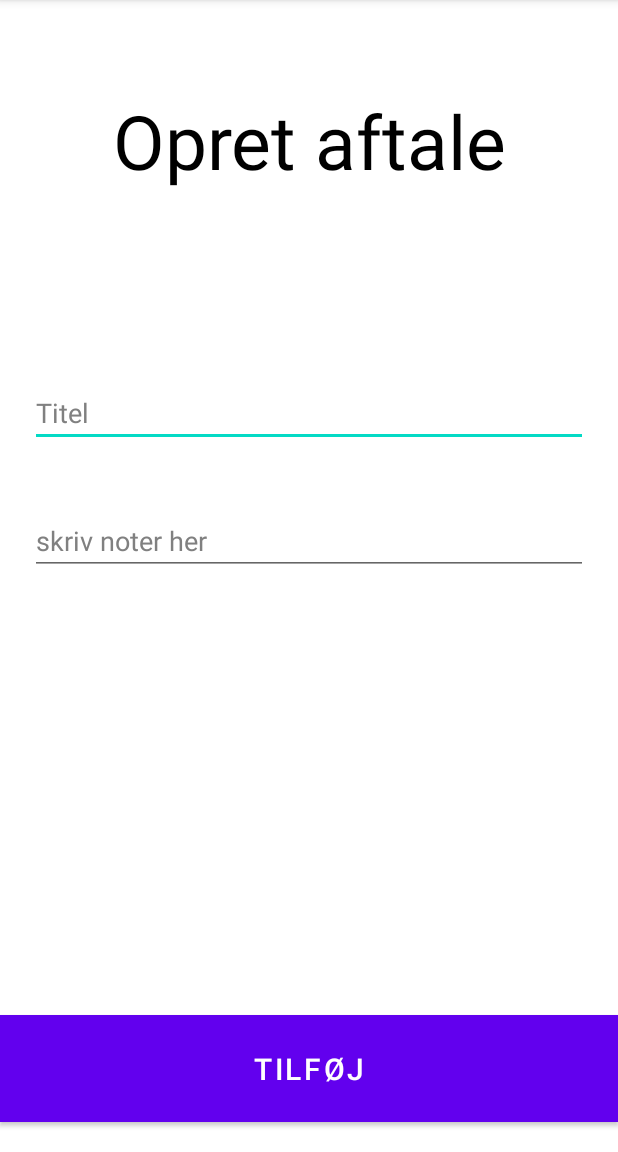
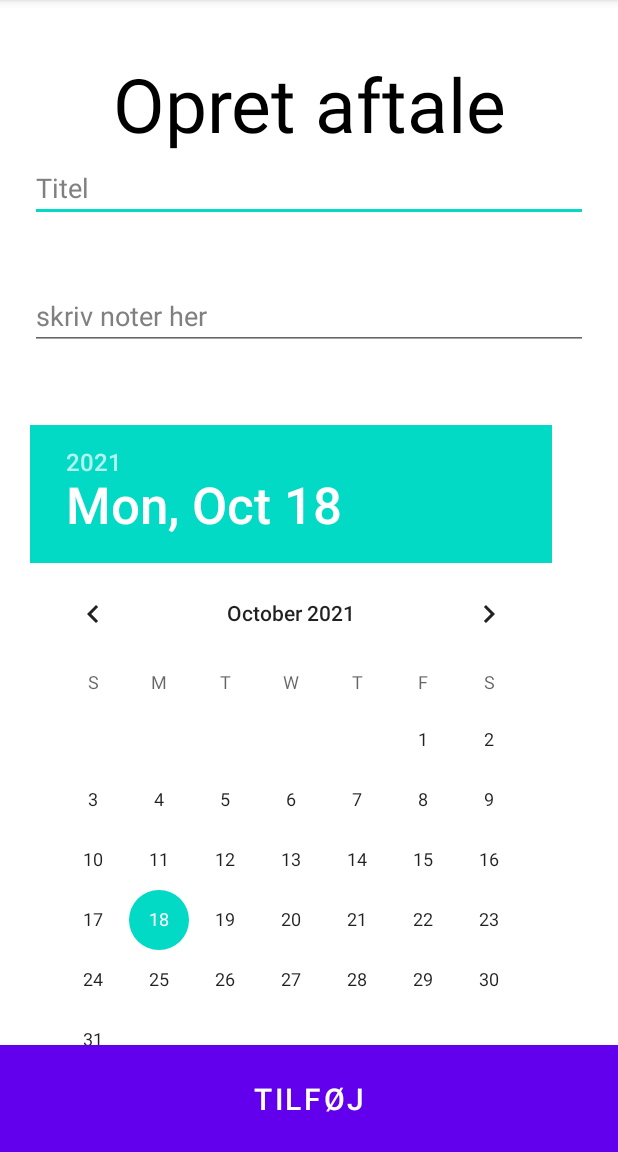
Before and after one commit to guttesentheodor/CalendarApp, an Android app: the screen it shows after launch (MakeAppointmentActivity), after a tap on "CalendarApp", on a phone screen of 412 x 824 dp, the part 84-1236 px from its top. Run offline under Robolectric (Android 15) with nearby library versions, the phone set to English and light mode, and no system bars.

Commit message:
appointments sorted by date

```diff
--- a/app/src/main/java/com/example/calendarapp/Appointment.kt
+++ b/app/src/main/java/com/example/calendarapp/Appointment.kt
@@ -2,4 +2,4 @@ package com.example.calendarapp
 
 import java.time.LocalDate
 
-data class Appointment(var appointmentTitle : String, var appointmentNote : String, var appointmentDate : LocalDate)
+data class Appointment(var id : Int, var appointmentTitle : String, var appointmentNote : String, var appointmentDate : LocalDate)
--- a/app/src/main/java/com/example/calendarapp/CalendarActivity.kt
+++ b/app/src/main/java/com/example/calendarapp/CalendarActivity.kt
@@ -1,6 +1,7 @@
 package com.example.calendarapp
 
 import android.content.Intent
+import android.database.Cursor
 import android.os.Build
 import androidx.appcompat.app.AppCompatActivity
 import android.os.Bundle
@@ -20,6 +21,7 @@ class CalendarActivity : AppCompatActivity() {
         binding = ActivityCalendarBinding.inflate(layoutInflater)
         setContentView(binding.root)
 
+        /*
         val appointmentTitles = arrayOf(
             "Vagt Vandtårnsvej",
             "Vagt Hedehusene",
@@ -40,20 +42,21 @@ class CalendarActivity : AppCompatActivity() {
             LocalDate.parse("16-10-2021",formatter),
             LocalDate.parse("17-10-2021",formatter)
         )
-
-        appointmentArrayList = ArrayList()
-        for(i in appointmentTitles.indices){
-            val appointment = Appointment(appointmentTitles[i],appointmentNotes[i],appointmentDates[i])
+        */
+        appointmentArrayList = getItemsList()
+        sortListByDate(appointmentArrayList)
+        /*for(i in appointmentArrayList.indices){
+            val appointment = Appointment(appointmentArrayList[i].id,appointmentArrayList[i].appointmentTitle,appointmentArrayList[i].appointmentNote,appointmentArrayList[i].appointmentDate)
             appointmentArrayList.add(appointment)
-        }
+        }*/
 
         binding.listview.isClickable = true
         binding.listview.adapter = ListAdapter(this, appointmentArrayList)
         binding.listview.setOnItemClickListener {
             parent, view, position, id->
-            val appointmentTitle = appointmentTitles[position]
-            val appointmentNote = appointmentNotes[position]
-            val appointmentDate = appointmentDates[position]
+            val appointmentTitle = appointmentArrayList[position].appointmentTitle
+            val appointmentNote = appointmentArrayList[position].appointmentNote
+            val appointmentDate = appointmentArrayList[position].appointmentDate
 
             val i = Intent(this,AppointmentActivity::class.java)
             i.putExtra("title", appointmentTitle)
@@ -68,4 +71,21 @@ class CalendarActivity : AppCompatActivity() {
             startActivity(i)
         }
     }
+    @RequiresApi(Build.VERSION_CODES.O)
+    private fun getItemsList(): ArrayList<Appointment> {
+        //creating the instance of DatabaseHandler class
+        val databaseHandler: DatabaseHandler = DatabaseHandler(this)
+        //calling the viewEmployee method of DatabaseHandler class to read the records
+        var appointmentList: ArrayList<Appointment> = databaseHandler.viewAppointment()
+
+
+        return  appointmentList
+    }
+
+    private fun sortListByDate(arrayList: ArrayList<Appointment>): ArrayList<Appointment> {
+        arrayList.sortBy{ it.appointmentDate }
+
+        return arrayList
+
+    }
 }
--- /dev/null
+++ b/app/src/main/java/com/example/calendarapp/DatabaseHandler.kt
@@ -0,0 +1,101 @@
+package com.example.calendarapp
+
+import android.annotation.SuppressLint
+import android.content.ContentValues
+import android.content.Context
+import android.database.Cursor
+import android.database.sqlite.SQLiteDatabase
+import android.database.sqlite.SQLiteException
+import android.database.sqlite.SQLiteOpenHelper
+import android.os.Build
+import androidx.annotation.RequiresApi
+import java.time.LocalDate
+import java.time.format.DateTimeFormatter
+
+//creating the database logic, extending the SQLiteOpenHelper base class
+class DatabaseHandler(context: Context) :
+    SQLiteOpenHelper(context, DATABASE_NAME, null, DATABASE_VERSION) {
+
+    companion object {
+        private val DATABASE_VERSION = 1
+        private val DATABASE_NAME = "AppointmentDatabase"
+
+        private val TABLE_CALENDAR = "AppointmentTable"
+
+        private val KEY_ID = "_id"
+        private val KEY_DATE = "date"
+        private val KEY_TITLE= "title"
+        private val KEY_NOTE = "note"
+    }
+
+    override fun onCreate(db: SQLiteDatabase?) {
+        //creating table with fields
+        val CREATE_CONTACTS_TABLE = ("CREATE TABLE " + TABLE_CALENDAR + "("
+                + KEY_ID + " INTEGER PRIMARY KEY," + KEY_DATE + " TEXT,"
+                + KEY_TITLE + " TEXT,"+ KEY_NOTE + " TEXT" + ")")
+        db?.execSQL(CREATE_CONTACTS_TABLE)
+    }
+
+    override fun onUpgrade(db: SQLiteDatabase?, oldVersion: Int, newVersion: Int) {
+        db!!.execSQL("DROP TABLE IF EXISTS $TABLE_CALENDAR")
+        onCreate(db)
+    }
+    fun addAppointment(appointment: Appointment): Long {
+        val db = this.writableDatabase
+
+        val contentValues = ContentValues()
+        contentValues.put(KEY_DATE, appointment.appointmentDate.toString()) // Appointment date
+        contentValues.put(KEY_TITLE, appointment.appointmentTitle) // Appointment title
+        contentValues.put(KEY_NOTE, appointment.appointmentNote) // Appointment note
+
+        // Inserting employee details using insert query.
+        val success = db.insert(TABLE_CALENDAR, null, contentValues)
+        //2nd argument is String containing nullColumnHack
+
+        db.close() // Closing database connection
+        return success
+    }
+    @SuppressLint("Range")
+    @RequiresApi(Build.VERSION_CODES.O)
+    fun viewAppointment(): ArrayList<Appointment> {
+
+        val appointmentList: ArrayList<Appointment> = ArrayList<Appointment>()
+
+        // Query to select all the records from the table.
+        val selectQuery = "SELECT  * FROM $TABLE_CALENDAR"
+
+        val db = this.readableDatabase
+        // Cursor is used to read the record one by one. Add them to data model class.
+        var cursor: Cursor? = null
+
+        try {
+            cursor = db.rawQuery(selectQuery, null)
+
+        } catch (e: SQLiteException) {
+            db.execSQL(selectQuery)
+            return ArrayList()
+        }
+
+        var id: Int
+        var date: String
+        var title: String
+        var note: String
+
+        if (cursor.moveToFirst()) {
+            do {
+                id = cursor.getInt(cursor.getColumnIndex(KEY_ID))
+                date = cursor.getString(cursor.getColumnIndex(KEY_DATE))
+                title = cursor.getString(cursor.getColumnIndex(KEY_TITLE))
+                note = cursor.getString(cursor.getColumnIndex(KEY_NOTE))
+
+
+                var formattedDate = LocalDate.parse(date)
+
+                val currAppointment = Appointment(id = id, appointmentDate = formattedDate, appointmentTitle = title, appointmentNote = note)
+                appointmentList.add(currAppointment)
+
+            } while (cursor.moveToNext())
+        }
+        return appointmentList
+    }
+}
--- a/app/src/main/java/com/example/calendarapp/MakeAppointmentActivity.kt
+++ b/app/src/main/java/com/example/calendarapp/MakeAppointmentActivity.kt
@@ -1,13 +1,58 @@
 package com.example.calendarapp
 
+import android.content.Intent
+import android.os.Build
 import androidx.appcompat.app.AppCompatActivity
 import android.os.Bundle
+import android.widget.Toast
+import androidx.annotation.RequiresApi
+import androidx.core.view.get
+import com.example.calendarapp.databinding.ActivityAppointmentBinding
+import com.example.calendarapp.databinding.ActivityMakeAppointmentBinding
+import java.text.SimpleDateFormat
+import java.time.LocalDate
+import java.time.format.DateTimeFormatter
+import java.util.*
 
 class MakeAppointmentActivity : AppCompatActivity() {
+
+    private lateinit var binding : ActivityMakeAppointmentBinding
+    private lateinit var databaseHandler : DatabaseHandler
+
+    @RequiresApi(Build.VERSION_CODES.O)
     override fun onCreate(savedInstanceState: Bundle?) {
         super.onCreate(savedInstanceState)
-        setContentView(R.layout.activity_make_appointment)
+
+        binding = ActivityMakeAppointmentBinding.inflate(layoutInflater)
+        setContentView(binding.root)
 
 
+
+        binding.buttonDone.isClickable = true
+        binding.buttonDone.setOnClickListener {
+           addAppointment()
+            val i = Intent(this,CalendarActivity::class.java)
+            startActivity(i)
+        }
+    }
+    @RequiresApi(Build.VERSION_CODES.O)
+    private fun addAppointment(){
+        var day = binding.datepickerDate.dayOfMonth
+        var month = binding.datepickerDate.month
+        var year =  binding.datepickerDate.year
+
+        var formatter = DateTimeFormatter.ofPattern("dd-MM-yyyy")
+        var dateString = ""+day+"-"+(month+1)+"-"+year
+        var date = LocalDate.parse(dateString, formatter)
+
+        val databaseHandler: DatabaseHandler = DatabaseHandler(this)
+        val status = databaseHandler.addAppointment(Appointment(0,binding.edittextTitle.text.toString(),binding.edittextNote.text.toString(),date))
+        if(status>-1){
+            Toast.makeText(applicationContext,"Appointment saved", Toast.LENGTH_LONG)
+        }
+        else{
+            Toast.makeText(applicationContext,"Fail", Toast.LENGTH_LONG)
+        }
+        //insert into database
     }
 }
--- a/app/src/main/res/layout/activity_make_appointment.xml
+++ b/app/src/main/res/layout/activity_make_appointment.xml
@@ -19,14 +19,12 @@
             android:id="@+id/title_make_appointment"
             android:layout_width="match_parent"
             android:layout_height="wrap_content"
-            android:layout_marginTop="50sp"
+            android:layout_marginTop="25sp"
             android:text="@string/MakeAppointment"
             android:textAlignment="center"
             android:textColor="@color/black"
             android:textSize="50sp" />
-        <Space
-            android:layout_width="match_parent"
-            android:layout_height="125dp" />
+
         <EditText
             android:id="@+id/edittext_title"
             android:layout_width="match_parent"
@@ -54,6 +52,18 @@
         <Space
             android:layout_width="match_parent"
             android:layout_height="50dp" />
+        <DatePicker
+            android:id="@+id/datepicker_date"
+            android:layout_width="match_parent"
+            android:layout_height="wrap_content"
+            android:hint="@string/note"
+            android:inputType="date"
+            android:textColor="@android:color/black"
+            android:textColorHint="@color/gray"
+            android:importantForAutofill="no" />
+        <Space
+            android:layout_width="match_parent"
+            android:layout_height="50dp" />
     </LinearLayout>
     <Button
         android:id="@+id/buttonDone"
@@ -65,6 +75,6 @@
         android:textColor="@color/white"
         android:textSize="20sp"
         app:layout_constraintBottom_toBottomOf="parent"
-        android:layout_marginBottom="20dp"
+        android:layout_marginBottom="0dp"
         />
 </androidx.constraintlayout.widget.ConstraintLayout>
```
